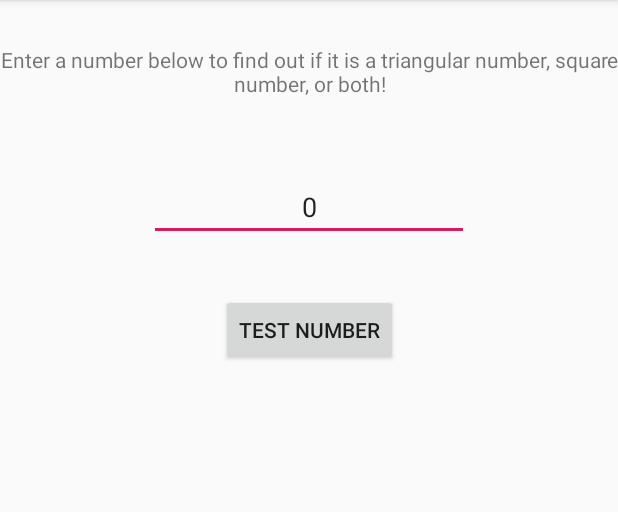
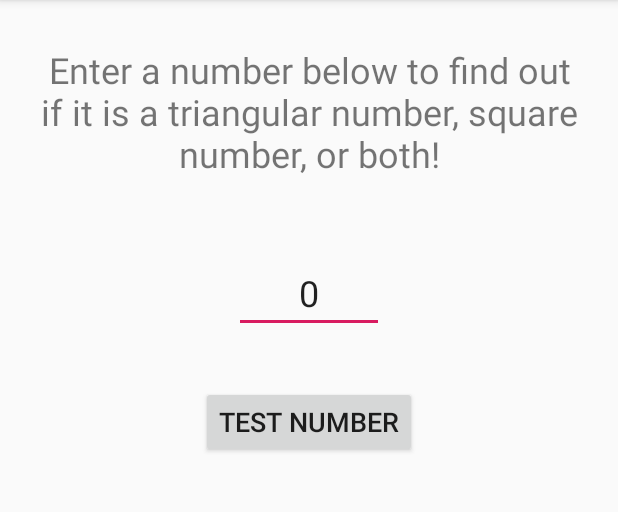
Before and after one commit to dylanReinsma/numberShapes, an Android app: the screen it shows after launch (MainActivity), on a phone screen of 412 x 824 dp, the part 84-596 px from its top. Run offline under Robolectric (Android 15) with nearby library versions, the phone set to English and light mode, and no system bars.

```diff
--- a/app/src/main/AndroidManifest.xml
+++ b/app/src/main/AndroidManifest.xml
@@ -9,7 +9,8 @@
         android:roundIcon="@mipmap/ic_launcher_round"
         android:supportsRtl="true"
         android:theme="@style/AppTheme">
-        <activity android:name=".MainActivity">
+        <activity android:name=".MainActivity"
+            android:screenOrientation="portrait">
             <intent-filter>
                 <action android:name="android.intent.action.MAIN" />
 
--- a/app/src/main/res/layout/activity_main.xml
+++ b/app/src/main/res/layout/activity_main.xml
@@ -8,11 +8,16 @@
 
     <TextView
         android:id="@+id/textView"
-        android:layout_width="wrap_content"
+        android:layout_width="0dp"
         android:layout_height="wrap_content"
+        android:layout_marginStart="10dp"
+        android:layout_marginLeft="10dp"
         android:layout_marginTop="30dp"
+        android:layout_marginEnd="10dp"
+        android:layout_marginRight="10dp"
         android:gravity="center"
         android:text="Enter a number below to find out if it is a triangular number, square number, or both!"
+        android:textSize="24sp"
         app:layout_constraintEnd_toEndOf="parent"
         app:layout_constraintStart_toStartOf="parent"
         app:layout_constraintTop_toTopOf="parent" />
@@ -22,10 +27,12 @@
         android:layout_width="wrap_content"
         android:layout_height="wrap_content"
         android:layout_marginTop="50dp"
+        android:width="100dp"
         android:ems="10"
         android:gravity="center"
         android:inputType="number"
         android:text="0"
+        android:textSize="24sp"
         app:layout_constraintEnd_toEndOf="parent"
         app:layout_constraintStart_toStartOf="parent"
         app:layout_constraintTop_toBottomOf="@+id/textView" />
@@ -37,6 +44,7 @@
         android:layout_marginTop="35dp"
         android:onClick="testNumber"
         android:text="Test Number"
+        android:textSize="18sp"
         app:layout_constraintEnd_toEndOf="parent"
         app:layout_constraintStart_toStartOf="parent"
         app:layout_constraintTop_toBottomOf="@+id/editText" />
--- a/build.gradle
+++ b/build.gradle
@@ -7,7 +7,7 @@ buildscript {
 
     }
     dependencies {
-        classpath 'com.android.tools.build:gradle:3.4.1'
+        classpath 'com.android.tools.build:gradle:3.4.2'
 
         // NOTE: Do not place your application dependencies here; they belong
         // in the individual module build.gradle files
```
